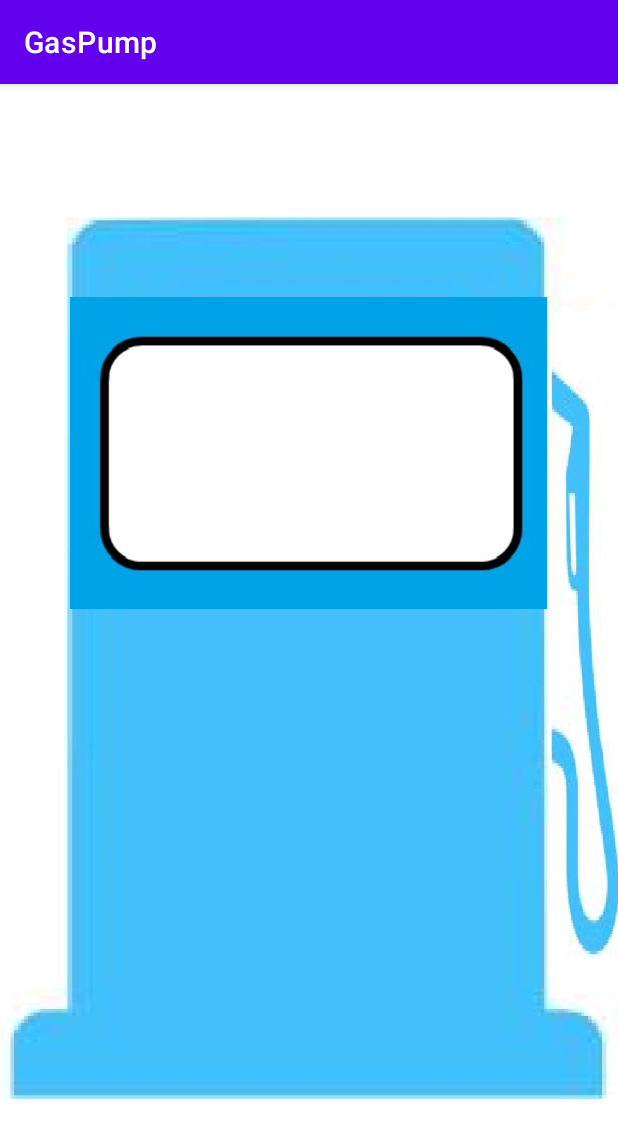
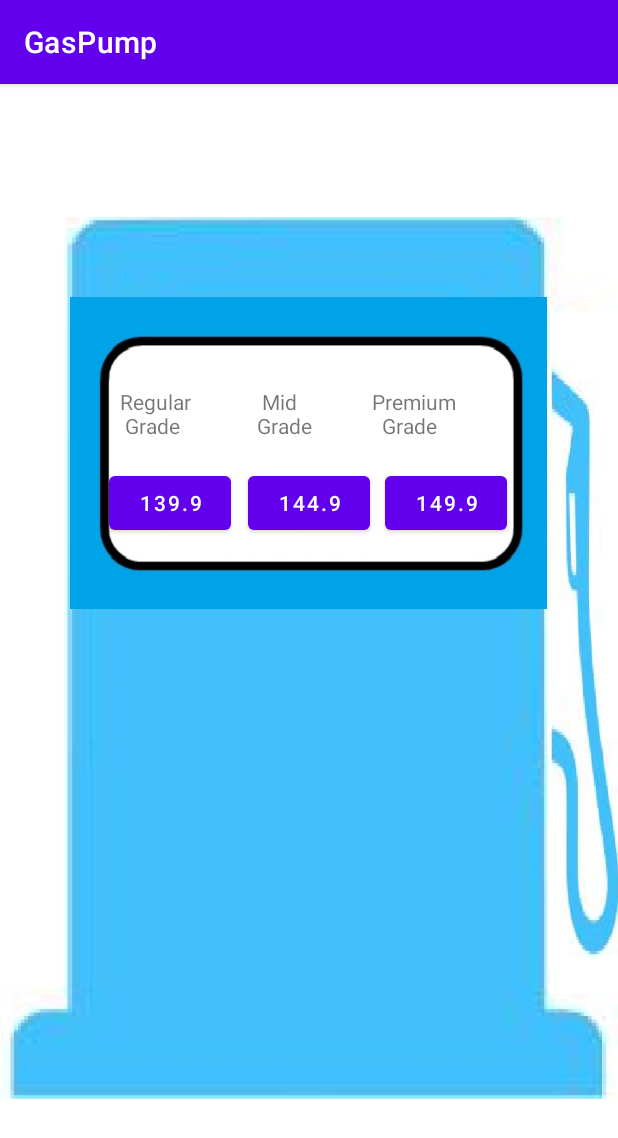
Before and after one commit to aucsc220/GasPump, an Android app: the screen it shows after launch (MainActivity), on a phone screen of 412 x 824 dp. Shown: the top 1138 px of the screen. Run offline under Robolectric (Android 15) with nearby library versions, the phone set to English and light mode, and no system bars.

Commit message:
Gas type buttons with prices onto pump

```diff
--- a/app/src/main/res/layout/activity_main.xml
+++ b/app/src/main/res/layout/activity_main.xml
@@ -31,4 +31,78 @@
         app:layout_constraintVertical_bias="0.238"
         app:srcCompat="@drawable/gas_pump_face" />
 
+    <Button
+        android:id="@+id/regularButton"
+        android:layout_width="81dp"
+        android:layout_height="48dp"
+        android:layout_marginEnd="2dp"
+        android:text="139.9"
+        app:layout_constraintBottom_toBottomOf="parent"
+        app:layout_constraintEnd_toStartOf="@+id/midGradeButton"
+        app:layout_constraintHorizontal_bias="0.888"
+        app:layout_constraintStart_toStartOf="parent"
+        app:layout_constraintTop_toTopOf="parent"
+        app:layout_constraintVertical_bias="0.355" />
+
+    <Button
+        android:id="@+id/midGradeButton"
+        android:layout_width="81dp"
+        android:layout_height="48dp"
+        android:text="144.9"
+        app:layout_constraintBottom_toBottomOf="parent"
+        app:layout_constraintEnd_toEndOf="parent"
+        app:layout_constraintStart_toStartOf="parent"
+        app:layout_constraintTop_toTopOf="parent"
+        app:layout_constraintVertical_bias="0.355" />
+
+    <Button
+        android:id="@+id/premiumButton"
+        android:layout_width="81dp"
+        android:layout_height="48dp"
+        android:layout_marginStart="2dp"
+        android:text="149.9"
+        app:layout_constraintBottom_toBottomOf="parent"
+        app:layout_constraintEnd_toEndOf="parent"
+        app:layout_constraintHorizontal_bias="0.095"
+        app:layout_constraintStart_toEndOf="@+id/midGradeButton"
+        app:layout_constraintTop_toTopOf="parent"
+        app:layout_constraintVertical_bias="0.355" />
+
+    <TextView
+        android:id="@+id/textView"
+        android:layout_width="wrap_content"
+        android:layout_height="wrap_content"
+        android:layout_marginStart="80dp"
+        android:layout_marginTop="208dp"
+        android:layout_marginBottom="24dp"
+        android:text="Regular\n Grade"
+        app:layout_constraintBottom_toTopOf="@+id/regularButton"
+        app:layout_constraintStart_toStartOf="parent"
+        app:layout_constraintTop_toTopOf="parent" />
+
+    <TextView
+        android:id="@+id/textView2"
+        android:layout_width="wrap_content"
+        android:layout_height="wrap_content"
+        android:layout_marginStart="44dp"
+        android:layout_marginTop="208dp"
+        android:layout_marginBottom="24dp"
+        android:text=" Mid\nGrade"
+        app:layout_constraintBottom_toTopOf="@+id/midGradeButton"
+        app:layout_constraintStart_toEndOf="@+id/textView"
+        app:layout_constraintTop_toTopOf="parent" />
+
+    <TextView
+        android:id="@+id/textView3"
+        android:layout_width="wrap_content"
+        android:layout_height="wrap_content"
+        android:layout_marginStart="40dp"
+        android:layout_marginTop="208dp"
+        android:layout_marginBottom="24dp"
+        android:text="Premium\n  Grade"
+        app:layout_constraintBottom_toTopOf="@+id/premiumButton"
+        app:layout_constraintStart_toEndOf="@+id/textView2"
+        app:layout_constraintTop_toTopOf="parent" />
+
+
 </androidx.constraintlayout.widget.ConstraintLayout>
```
